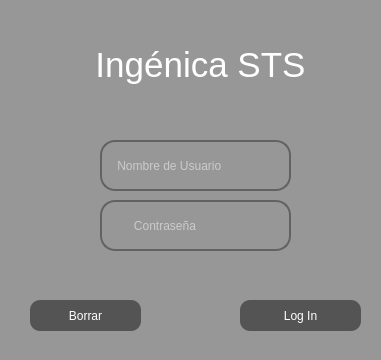
First picture: the form in src/GUI/LoginView.ui, repository jesusramondovale/IngenicaSTS, before the edit.
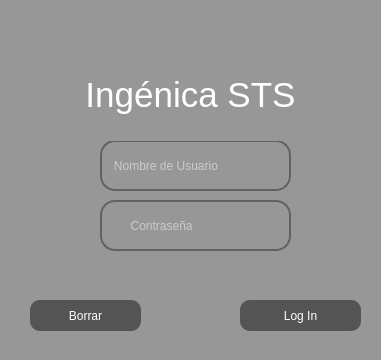
Second picture: the form after the edit. Icons and pictures are not drawn.

What changed in the file:
```diff
--- a/src/GUI/LoginView.ui
+++ b/src/GUI/LoginView.ui
@@ -109,6 +109,11 @@
       <height>51</height>
      </rect>
     </property>
+    <property name="font">
+     <font>
+      <pointsize>9</pointsize>
+     </font>
+    </property>
     <property name="acceptDrops">
      <bool>false</bool>
     </property>
@@ -116,7 +121,7 @@
      <enum>QLineEdit::Password</enum>
     </property>
     <property name="placeholderText">
-     <string>         Contraseña </string>
+     <string>        Contraseña </string>
     </property>
    </widget>
    <widget class="QLineEdit" name="textFieldUser">
@@ -128,16 +133,21 @@
       <height>51</height>
      </rect>
     </property>
+    <property name="font">
+     <font>
+      <pointsize>9</pointsize>
+     </font>
+    </property>
     <property name="placeholderText">
-     <string>    Nombre de Usuario</string>
+     <string>   Nombre de Usuario</string>
     </property>
    </widget>
    <widget class="QLabel" name="label">
     <property name="geometry">
      <rect>
       <x>40</x>
-      <y>20</y>
-      <width>321</width>
+      <y>50</y>
+      <width>301</width>
       <height>91</height>
      </rect>
     </property>
@@ -148,6 +158,23 @@
      <set>Qt::AlignCenter</set>
     </property>
    </widget>
+   <widget class="QLabel" name="label_2">
+    <property name="geometry">
+     <rect>
+      <x>30</x>
+      <y>0</y>
+      <width>121</width>
+      <height>91</height>
+     </rect>
+    </property>
+    <property name="styleSheet">
+     <string notr="true">image: url(:/mainLogo.ico);
+background-color: rgba(255, 255, 255, 0);</string>
+    </property>
+    <property name="text">
+     <string/>
+    </property>
+   </widget>
   </widget>
   <action name="tabSalir">
    <property name="text">
```
Left out of the diff: 6 changed lines with no effect on the pictures.
